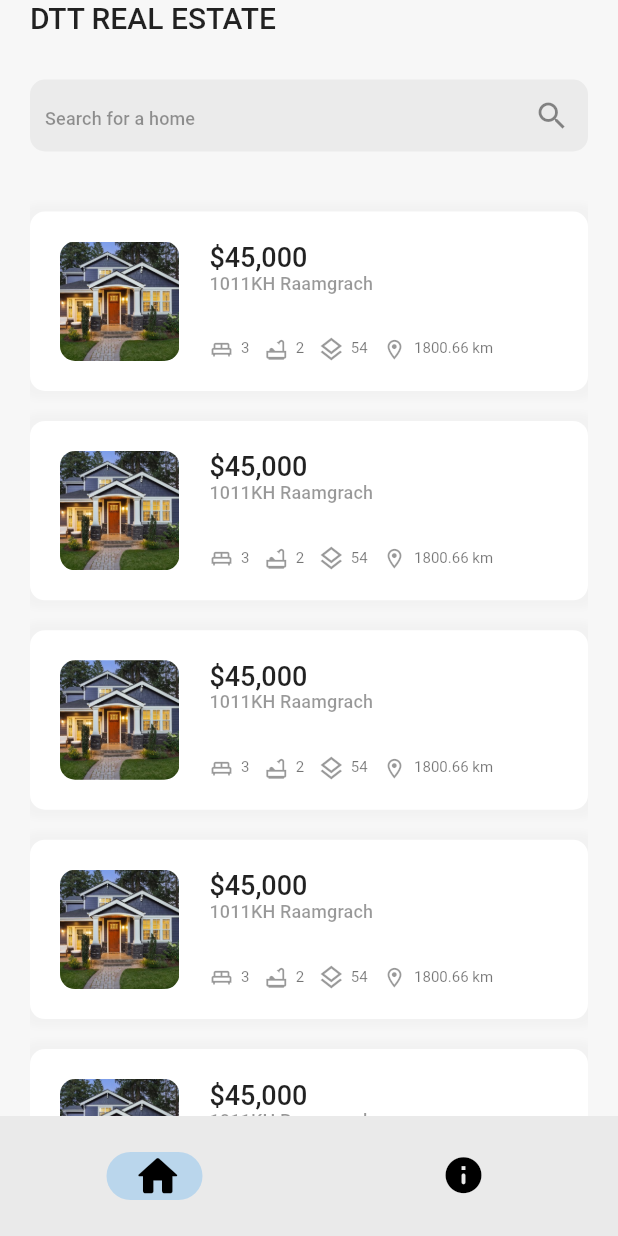
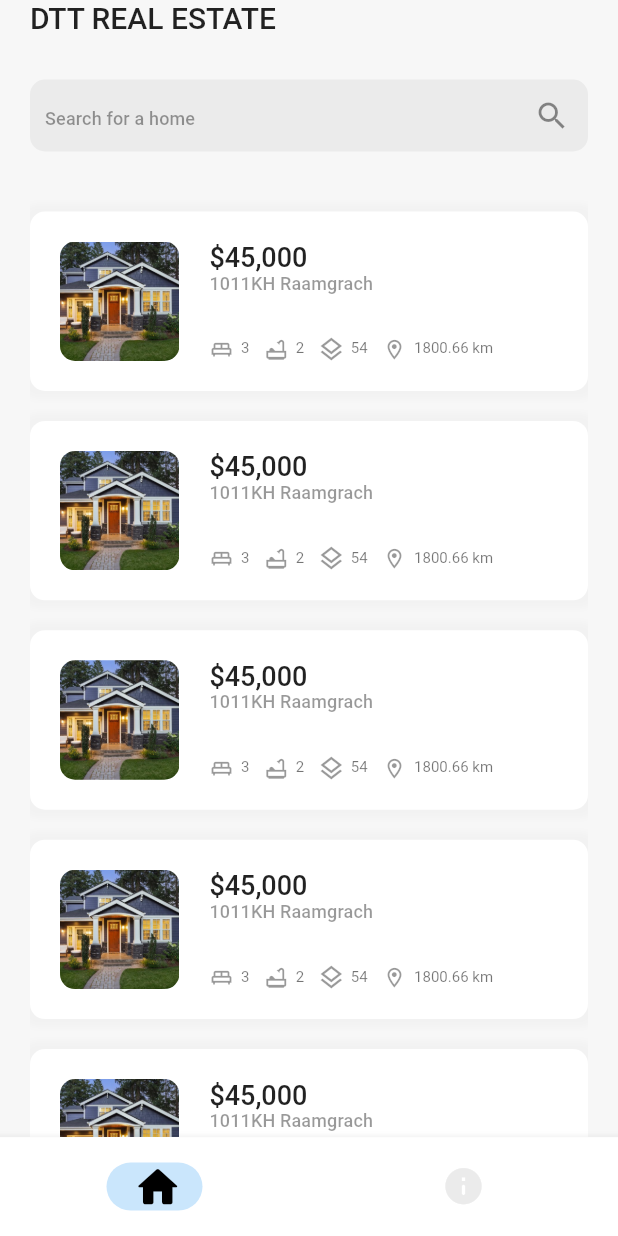
Before and after one commit to UnculturedCat/dttproperties, a Flutter app: the screen it shows after launch, on a phone screen of 412 x 824 dp. Run offline on Flutter 3.47's test engine with Material 2 defaults, Android fonts, the phone set to English and light mode, and no system bars.

Commit message:
Added bottomNavigation Bar

```diff
--- a/lib/House.dart
+++ b/lib/House.dart
@@ -19,7 +19,7 @@ class House extends StatelessWidget {
         child: Container(
           padding: EdgeInsets.all(20),
           decoration: BoxDecoration(
-            color: Colors.white,
+            color: primaryColor,
             borderRadius: BorderRadius.circular(10),
             boxShadow: const [
               BoxShadow(
--- a/lib/NavigatorManager.dart
+++ b/lib/NavigatorManager.dart
@@ -1,4 +1,5 @@
 import 'package:dttproperties/custom_icons_icons.dart';
+import 'package:dttproperties/shared.dart';
 import 'package:flutter/material.dart';
 
 import 'HomePage.dart';
@@ -18,14 +19,19 @@ class _NavigationManagerState extends State<NavigationManager> {
   Widget build(BuildContext context) {
     return Scaffold(
       bottomNavigationBar: NavigationBar(
+        backgroundColor: primaryColor,
+        elevation: 5,
+        height: MediaQuery.of(context).size.height * 0.08,
         labelBehavior: NavigationDestinationLabelBehavior.alwaysHide,
         destinations: [
           NavigationDestination(
-            icon: Icon(CustomIcons.home),
+            icon: Icon(CustomIcons.home, color: inactiveColor),
+            selectedIcon: Icon(CustomIcons.home),
             label: 'Home',
           ),
           NavigationDestination(
-            icon: Icon(CustomIcons.info),
+            icon: Icon(CustomIcons.info, color: inactiveColor),
+            selectedIcon: Icon(CustomIcons.info),
             label: 'Information',
           ),
         ],
--- a/lib/shared.dart
+++ b/lib/shared.dart
@@ -33,4 +33,5 @@ const Color detailColor = Color(0x66000000);
 const Color backgroundColor = Color(0xff0f0f0f);
 const Color inactiveColor = Color(0xFFebebeb);
 const Color cardShadowColor = Color(0x66ebebeb);
+const Color primaryColor = Color(0xffffffff);
 const EdgeInsets standardPagePadding = EdgeInsets.only(left: 20, right: 20);
```
